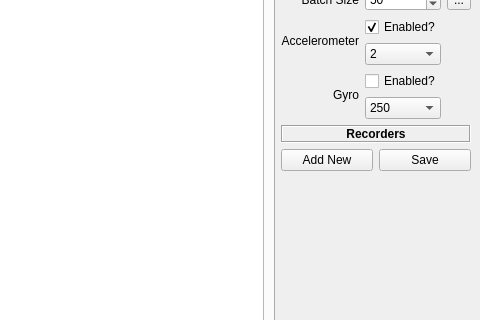
Above: src/main/python/ui/app.ui from 3ll3d00d/qvibe-analyser before the change; both pictures show x 529 to 1009 and y 93 to 413 of the 1009 by 679 pixel window. Below: the same form after it.
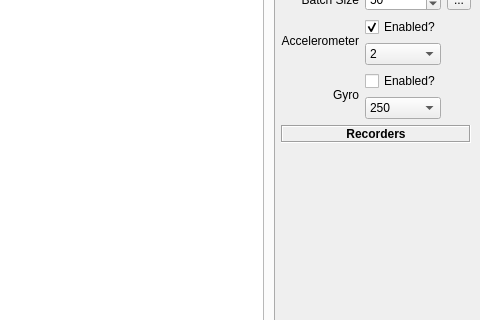
That is the form after the change. Custom widgets are drawn as their Qt base class.

Commit message: added connection failure handling, add/remove recorders via prefs, rolling the spectro down the screen with an inverse Y axis

The edit to the form file:
```diff
--- a/src/main/python/ui/app.ui
+++ b/src/main/python/ui/app.ui
@@ -454,7 +454,7 @@
      </layout>
     </item>
     <item>
-     <layout class="QVBoxLayout" name="addRecorderLayout" stretch="0,0,0,0,0,0,0">
+     <layout class="QVBoxLayout" name="addRecorderLayout" stretch="0,0,0,0,0,0">
       <property name="leftMargin">
        <number>0</number>
       </property>
@@ -665,24 +665,6 @@
       <item>
        <layout class="QVBoxLayout" name="recordersLayout"/>
       </item>
-      <item>
-       <layout class="QHBoxLayout" name="buttonLayout">
-        <item>
-         <widget class="QPushButton" name="addRecorderButton">
-          <property name="text">
-           <string>Add New</string>
-          </property>
-         </widget>
-        </item>
-        <item>
-         <widget class="QPushButton" name="saveRecordersButton">
-          <property name="text">
-           <string>Save</string>
-          </property>
-         </widget>
-        </item>
-       </layout>
-      </item>
       <item>
        <spacer name="verticalSpacer">
         <property name="orientation">
```
Left out of the diff: 69 changed lines with no effect on the pictures. The commit also changes 8 other files.
